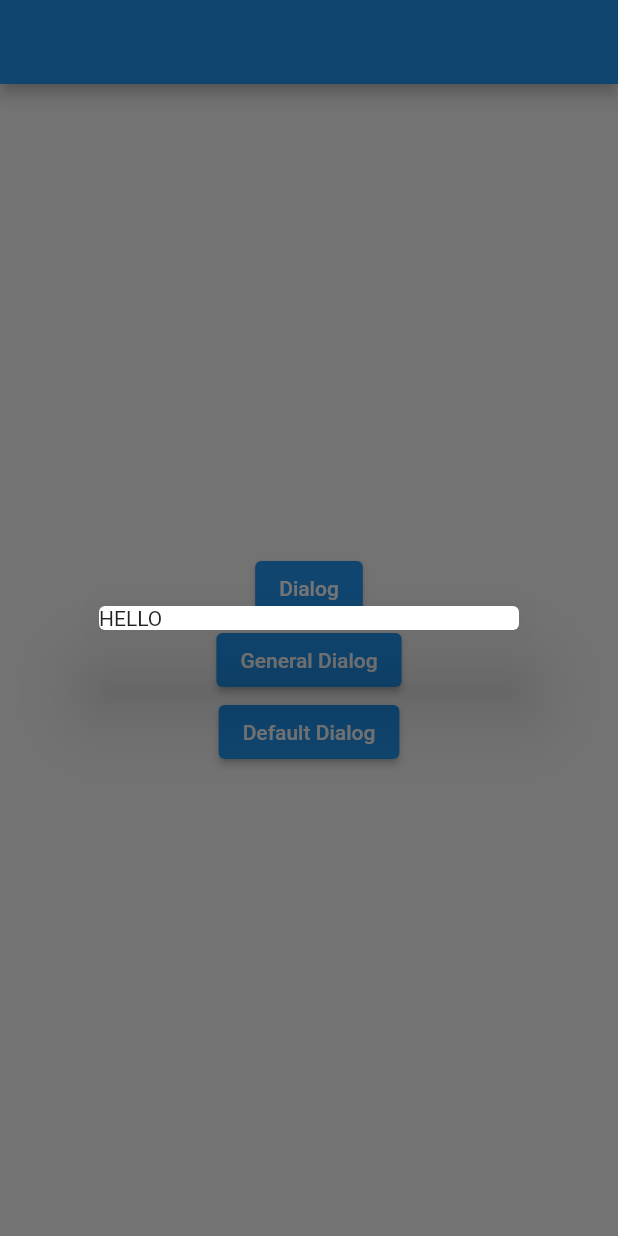
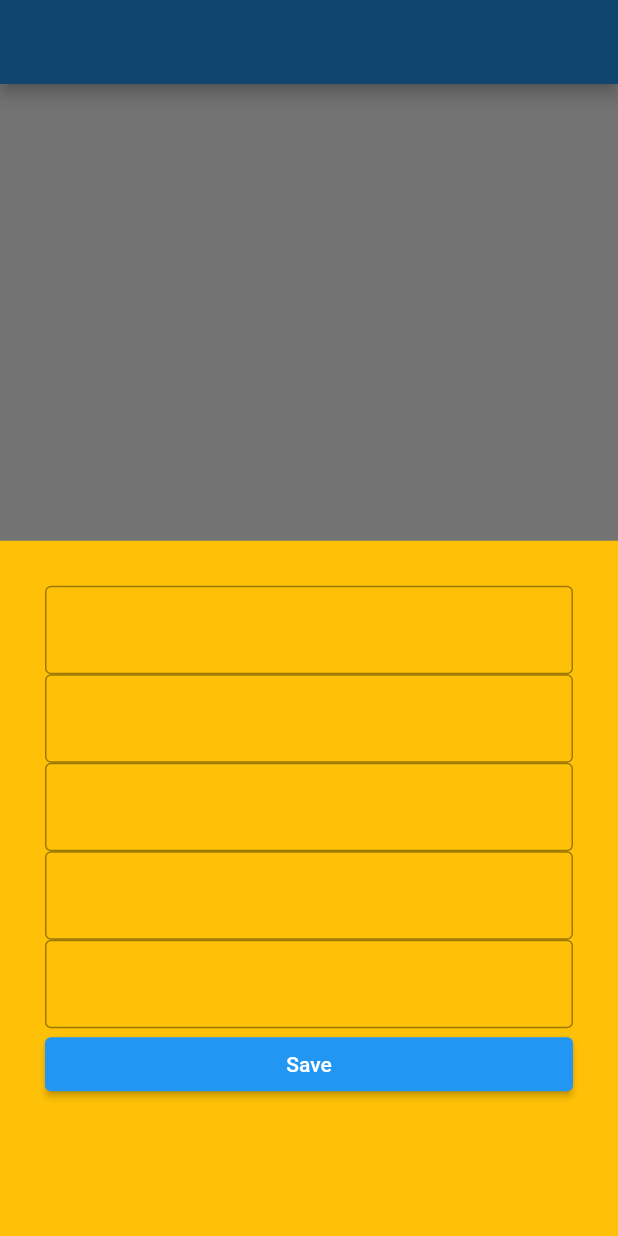
Before and after one commit to dennyoctavian/getx-flutter, a Flutter app: the screen it shows after launch, after a tap on "Dialog", on a phone screen of 412 x 824 dp. Run offline on Flutter 3.47's test engine with Material 2 defaults, Android fonts, the phone set to English and light mode, and no system bars; our stand-ins replace get.

```diff
--- a/lib/main.dart
+++ b/lib/main.dart
@@ -17,42 +17,52 @@ class MyApp extends StatelessWidget {
           child: Column(
             mainAxisAlignment: MainAxisAlignment.center,
             children: [
-              ElevatedButton(
-                  onPressed: () {
-                    Get.dialog(
-                        barrierDismissible: false,
-                        const Dialog(
-                          child: Text("HELLO"),
-                        ));
-                  },
-                  child: const Text("Dialog")),
-              ElevatedButton(
-                  onPressed: () {
-                    Get.generalDialog(
-                        pageBuilder: (context, animation, secondAnimation) {
-                      return const AlertDialog();
-                    });
-                  },
-                  child: const Text("General Dialog")),
-              ElevatedButton(
-                  onPressed: () {
-                    Get.defaultDialog(
-                        barrierDismissible: false,
-                        onWillPop: () async => false,
-                        title: "Ini Judul",
-                        middleText: "Ini adalah dialog",
-                        // default
-                        textCancel: "Batal",
-                        cancelTextColor: Colors.pink,
-                        onCancel: () {},
-                        // custom
-                        cancel: ElevatedButton(
-                            onPressed: () {
-                              Get.back();
-                            },
-                            child: const Text("cancel")));
-                  },
-                  child: const Text("Default Dialog"))
+              Builder(builder: (context) {
+                return ElevatedButton(
+                    onPressed: () {
+                      Get.bottomSheet(
+                          isScrollControlled: false,
+                          Padding(
+                            padding: EdgeInsets.only(
+                              bottom: MediaQuery.of(context).viewInsets.bottom,
+                            ),
+                            child: Container(
+                              color: Colors.amber,
+                              padding: const EdgeInsets.all(30),
+                              child: Center(
+                                child: ListView(
+                                  children: [
+                                    TextFormField(
+                                      decoration: const InputDecoration(
+                                          border: OutlineInputBorder()),
+                                    ),
+                                    TextFormField(
+                                      decoration: const InputDecoration(
+                                          border: OutlineInputBorder()),
+                                    ),
+                                    TextFormField(
+                                      decoration: const InputDecoration(
+                                          border: OutlineInputBorder()),
+                                    ),
+                                    TextFormField(
+                                      decoration: const InputDecoration(
+                                          border: OutlineInputBorder()),
+                                    ),
+                                    TextFormField(
+                                      decoration: const InputDecoration(
+                                          border: OutlineInputBorder()),
+                                    ),
+                                    ElevatedButton(
+                                        onPressed: () {},
+                                        child: const Text("Save"))
+                                  ],
+                                ),
+                              ),
+                            ),
+                          ));
+                    },
+                    child: const Text("Dialog"));
+              }),
             ],
           ),
         ),
```
